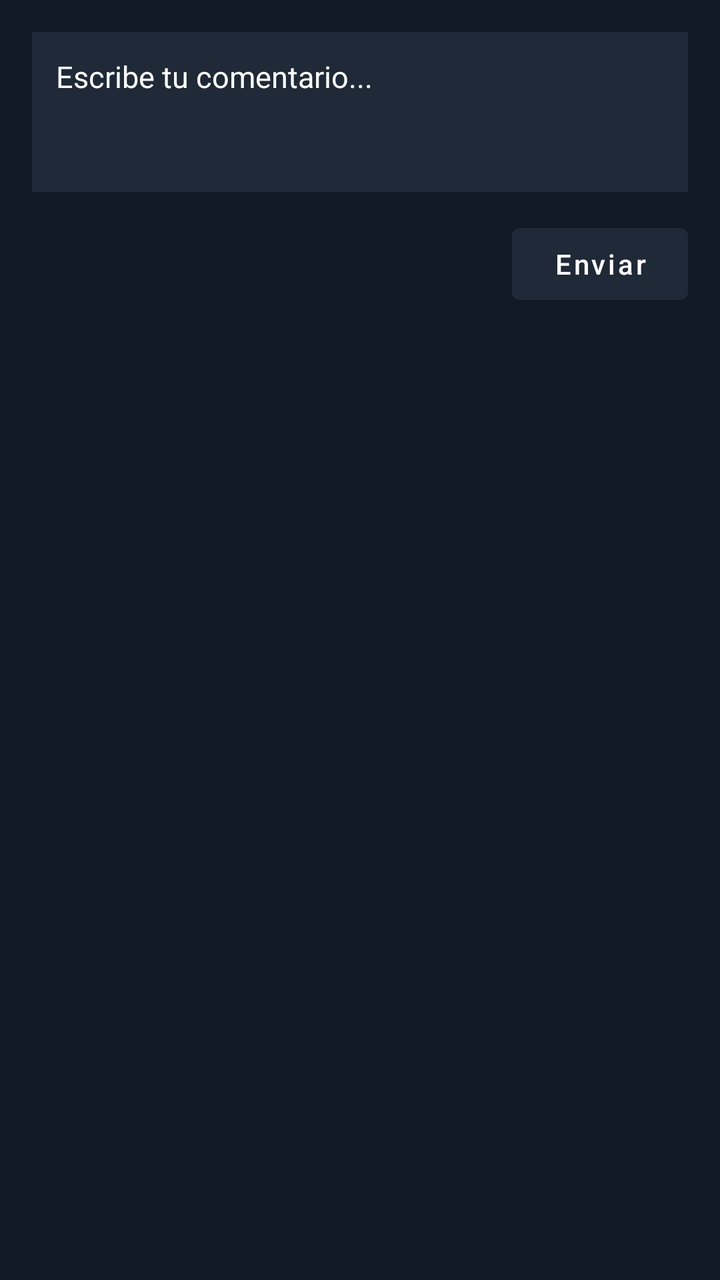
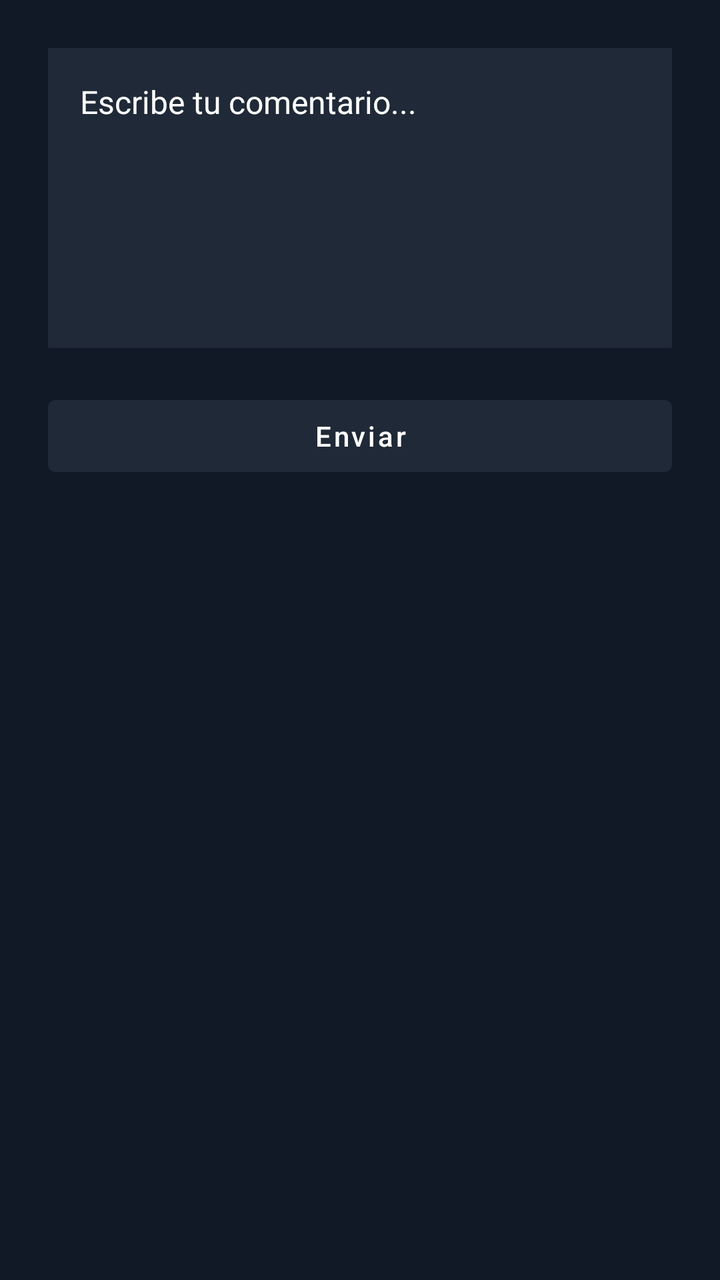

Before-and-after screenshots of an Android layout around one commit, followed by the original layout XML and the change that was made.
<!-- AndroidManifest.xml: application theme Theme.YomiTrack -->
<!-- res/layout/dialog_comment.xml -->
<?xml version="1.0" encoding="utf-8"?>
<LinearLayout xmlns:android="http://schemas.android.com/apk/res/android"
    android:id="@+id/commentDialogLayout"
    android:layout_width="match_parent"
    android:layout_height="wrap_content"
    android:orientation="vertical"
    android:padding="16dp"
    android:background="?android:attr/windowBackground">

    <EditText
        android:id="@+id/commentInput"
        android:layout_width="match_parent"
        android:layout_height="wrap_content"
        android:hint="Escribe tu comentario..."
        android:minHeight="80dp"
        android:gravity="top|start"
        android:inputType="textMultiLine"
        android:maxLines="5"
        android:background="@color/primary"
        android:padding="12dp"
        android:textColor="@color/textPrimary"
        android:textColorHint="@color/textPrimary"
        android:textSize="15sp" />

    <Button
        android:id="@+id/sendComment"
        android:layout_width="wrap_content"
        android:layout_height="wrap_content"
        android:text="Enviar"
        android:textAllCaps="false"
        android:layout_gravity="end"
        android:layout_marginTop="12dp"
        android:backgroundTint="@color/primary"
        android:textColor="@android:color/white" />

</LinearLayout>
<!-- resources referenced by this layout -->
<resources>
  <color name="primary">#1F2937</color>
  <color name="textPrimary">#FFFFFF</color>
  <style name="Theme.YomiTrack" parent="Base.Theme.YomiTrack" />
  <style name="Base.Theme.YomiTrack" parent="Theme.MaterialComponents.DayNight.NoActionBar">
          
          <item name="colorPrimary">@color/primary</item>
          <item name="colorPrimaryVariant">@color/primary</item>
          <item name="colorOnPrimary">@color/textPrimary</item>
          <item name="android:colorBackground">@color/background</item>
          <item name="colorOnBackground">@color/textPrimary</item>
  
          
          <item name="bottomNavigationStyle">@style/CustomBottomNav</item>
      </style>
  <color name="background">#121926</color>
  <style name="CustomBottomNav" parent="Widget.MaterialComponents.BottomNavigationView">
          <item name="android:background">@color/primary</item>
          <item name="itemIconTint">@color/textPrimary</item>
          <item name="itemTextColor">@color/textPrimary</item>
      </style>
</resources>

<!-- the commit's change to res/layout/dialog_comment.xml (unified diff, before → after) -->
@@ -4,33 +4,30 @@
     android:layout_width="match_parent"
     android:layout_height="wrap_content"
     android:orientation="vertical"
-    android:padding="16dp"
-    android:background="?android:attr/windowBackground">
+    android:padding="24dp"
+    android:background="@color/background"
+    android:gravity="center_horizontal">
 
     <EditText
-        android:id="@+id/commentInput"
+        android:id="@+id/editComment"
         android:layout_width="match_parent"
-        android:layout_height="wrap_content"
+        android:layout_height="150dp"
         android:hint="Escribe tu comentario..."
-        android:minHeight="80dp"
         android:gravity="top|start"
         android:inputType="textMultiLine"
-        android:maxLines="5"
         android:background="@color/primary"
-        android:padding="12dp"
+        android:padding="16dp"
         android:textColor="@color/textPrimary"
         android:textColorHint="@color/textPrimary"
-        android:textSize="15sp" />
+        android:textSize="16sp" />
 
     <Button
-        android:id="@+id/sendComment"
-        android:layout_width="wrap_content"
+        android:id="@+id/buttonSend"
+        android:layout_width="match_parent"
         android:layout_height="wrap_content"
         android:text="Enviar"
         android:textAllCaps="false"
-        android:layout_gravity="end"
-        android:layout_marginTop="12dp"
+        android:layout_marginTop="20dp"
         android:backgroundTint="@color/primary"
         android:textColor="@android:color/white" />
-
 </LinearLayout>
